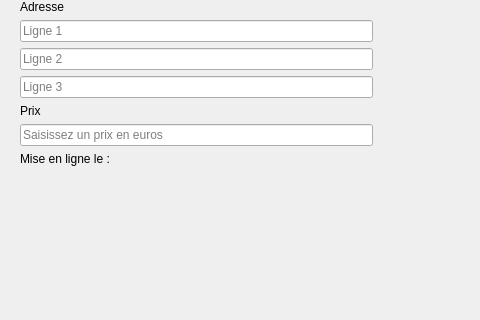
tonydd/IHMo, file annonce.ui: the form before one commit; both pictures show x 0 to 480 and y 253 to 573 of the 791 by 573 pixel window.
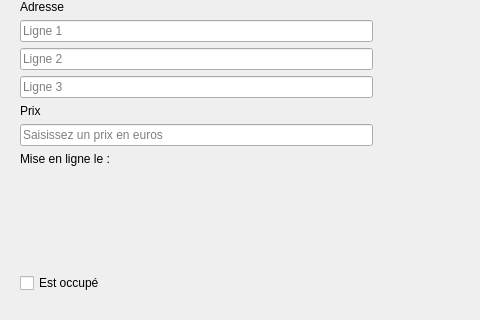
The form after the commit. Icons and pictures are not drawn.

Commit message: Ajout des statistiques sur les annonces => Pour l'instant il reste un bug à l'édition d'une annonce, l'editing_index est n'est pas transmis, à voir. => J'ai recoder la fonction de passage des parametres à l'IHMAnnonce (passage de l'objet plutot que des 150000 values)

Diff of the .ui file:
```diff
--- a/annonce.ui
+++ b/annonce.ui
@@ -333,6 +333,13 @@
       <property name="topMargin">
        <number>0</number>
       </property>
+      <item>
+       <widget class="QCheckBox" name="chkOccupe">
+        <property name="text">
+         <string>Est occupé</string>
+        </property>
+       </widget>
+      </item>
       <item>
        <spacer name="horizontalSpacer_2">
         <property name="orientation">
```
Left out of the diff: 21 changed lines with no effect on the pictures. The commit also changes 11 other files.
